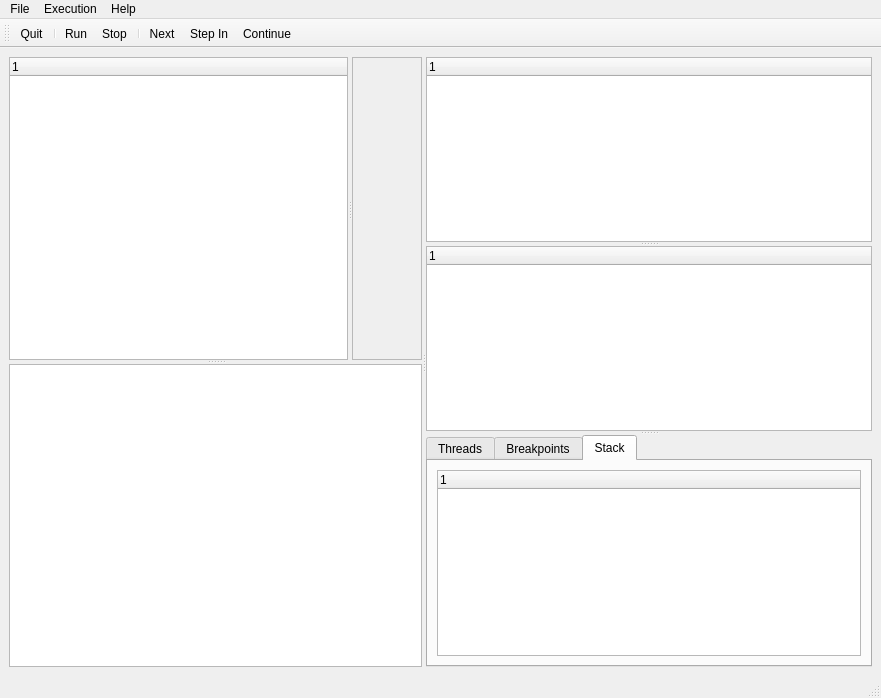
This is src/mainwindow.ui in jhn98032/gede as Qt 5 draws it before an edit. The edited form follows.
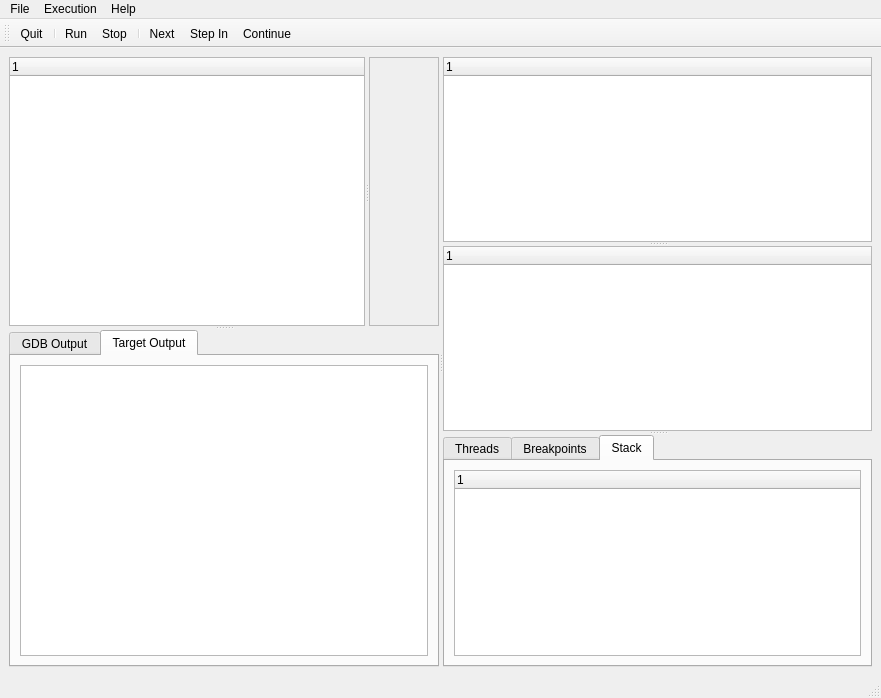
This is the edited form. Icons and pictures are not drawn. Custom widgets are drawn as their Qt base class.

Commit message: Added target output tab

```diff
--- a/src/mainwindow.ui
+++ b/src/mainwindow.ui
@@ -45,12 +45,22 @@
             <x>0</x>
             <y>0</y>
             <width>82</width>
-            <height>290</height>
+            <height>254</height>
            </rect>
           </property>
          </widget>
         </widget>
        </widget>
+       <widget class="QTabWidget" name="tabWidget_2">
+        <property name="currentIndex">
+         <number>1</number>
+        </property>
+        <widget class="QWidget" name="tab_4">
+         <attribute name="title">
+          <string>GDB Output</string>
+         </attribute>
+         <layout class="QVBoxLayout" name="verticalLayout_5">
+          <item>
        <widget class="QPlainTextEdit" name="logView">
         <property name="sizePolicy">
          <sizepolicy hsizetype="Expanding" vsizetype="Preferred">
@@ -64,6 +74,20 @@
           <height>40</height>
          </size>
         </property>
+           </widget>
+          </item>
+         </layout>
+        </widget>
+        <widget class="QWidget" name="tab_5">
+         <attribute name="title">
+          <string>Target Output</string>
+         </attribute>
+         <layout class="QVBoxLayout" name="verticalLayout_6">
+          <item>
+           <widget class="QPlainTextEdit" name="targetOutputView"/>
+          </item>
+         </layout>
+        </widget>
        </widget>
       </widget>
       <widget class="QSplitter" name="splitter_3">
```
Lines whose indentation alone changed are shown as unchanged. The commit also changes 6 other files.
